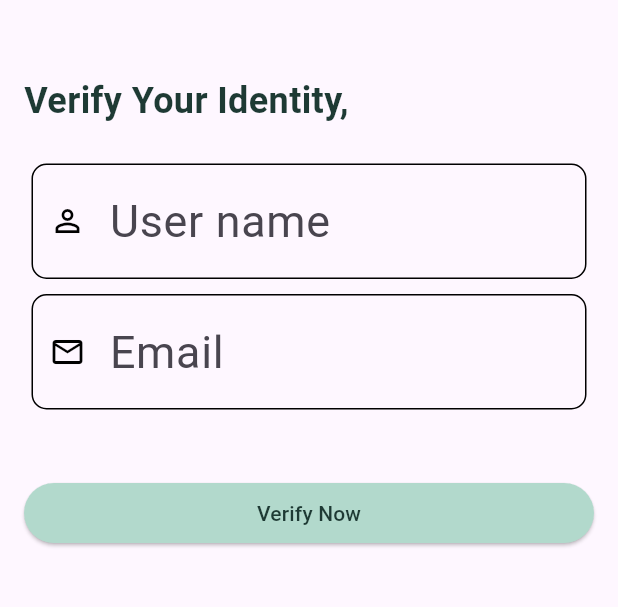
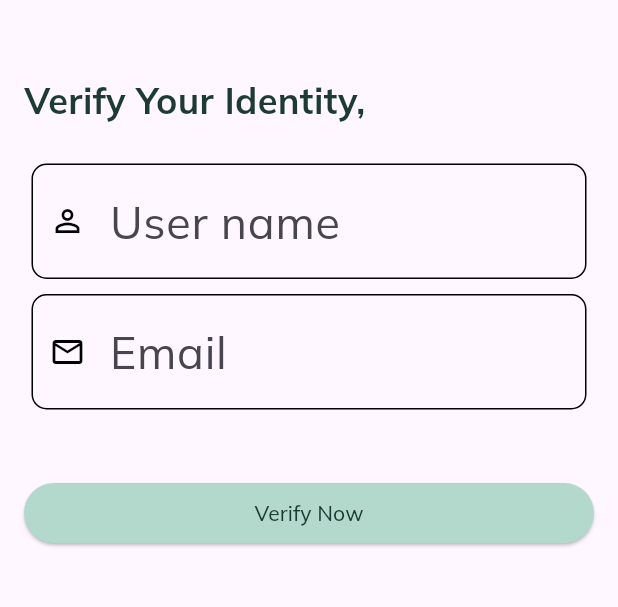
Before and after one commit to SadakatulShakil/EMS-System, a Flutter app: the screen it shows after launch, after a tap on "Create Now", on a phone screen of 412 x 824 dp, the part 369-976 px from its top. Run offline on Flutter 3.47's test engine with Material 3 defaults, Android fonts, the phone set to English and light mode, and no system bars; our stand-ins replace fl_chart, geolocator, get, google_fonts, google_nav_bar, image_picker and 5 more; missing offline and left inert: network_info_plus; accounts and stored records are empty; network calls fail.

Commit message:
all updated need to some changees

```diff
--- a/lib/providers/leave_history_provider.dart
+++ b/lib/providers/leave_history_provider.dart
@@ -1,6 +1,5 @@
 import 'dart:convert';
 
-import 'package:employe_management_system/Model/attendance_history.dart';
 import 'package:employe_management_system/Model/leave_history.dart';
 import 'package:flutter/foundation.dart';
 import 'package:flutter/material.dart';
--- a/lib/providers/leave_provider.dart
+++ b/lib/providers/leave_provider.dart
@@ -1,12 +1,12 @@
 import 'dart:convert';
+
 import 'package:employe_management_system/Model/leave_apply_model.dart';
-import 'package:http/http.dart' as http;
-import 'package:get/get.dart';
 import 'package:employe_management_system/utill/app_constant.dart';
 import 'package:flutter/foundation.dart';
 import 'package:flutter/material.dart';
+import 'package:get/get.dart';
+import 'package:http/http.dart' as http;
 import 'package:shared_preferences/shared_preferences.dart';
-import 'package:http/http.dart' as http;
 
 import '../Model/leave_types_model.dart';
 
--- a/lib/screen/Leave/leave_screen.dart
+++ b/lib/screen/Leave/leave_screen.dart
@@ -11,7 +11,7 @@ import 'alert_widget/alertWidget.dart';
 import 'package:provider/provider.dart';
 import 'package:get/get.dart';
 import 'package:loading_animation_widget/loading_animation_widget.dart';
-
+import 'package:google_fonts/google_fonts.dart';
 class LeaveScreen extends StatefulWidget {
   bool backExits;
 
@@ -308,7 +308,7 @@ class _LeaveScreenState extends State<LeaveScreen> {
                     radius: 7,
                     backgroundColor: Colors.red,
                     child: Text('0', // need a consumer for cart data
-                        style: TextStyle(
+                        style: GoogleFonts.mulish(
                           color: Colors.white,
                           fontSize: Dimensions.fontSizeExtraSmall,
                         )),
--- a/lib/screen/Profile/widget/attendance_history.dart
+++ b/lib/screen/Profile/widget/attendance_history.dart
@@ -2,10 +2,11 @@ import 'package:employe_management_system/Model/attendance_history.dart';
 import 'package:employe_management_system/providers/attendance_history_provider.dart';
 import 'package:flutter/foundation.dart';
 import 'package:flutter/material.dart';
+import 'package:google_fonts/google_fonts.dart';
+import 'package:intl/intl.dart';
 import 'package:loading_animation_widget/loading_animation_widget.dart';
 import 'package:provider/provider.dart';
 import 'package:shared_preferences/shared_preferences.dart';
-import 'package:intl/intl.dart';
 class AttendanceHistoryPage extends StatefulWidget {
   @override
   _AttendanceHistoryPageState createState() => _AttendanceHistoryPageState();
@@ -103,7 +104,7 @@ class _AttendanceHistoryPageState extends State<AttendanceHistoryPage> {
                       ),
                       child: Padding(
                         padding: const EdgeInsets.all(5.0),
-                        child: Text('Late Entry', style: TextStyle(color: Colors.white, fontSize: 12),),
+                        child: Text('Late Entry', style: GoogleFonts.mulish(color: Colors.white, fontSize: 12),),
                       )): Text('On time'),
                   onTap: () {
                     // Handle tapping on a record if needed
--- a/lib/screen/Profile/widget/stopwatch.dart
+++ b/lib/screen/Profile/widget/stopwatch.dart
@@ -1,5 +1,6 @@
 import 'package:flutter/material.dart';
 import 'package:google_fonts/google_fonts.dart';
+
 import '../../../utill/stored_images.dart';
 
 class StopwatchPage extends StatefulWidget {
@@ -55,7 +56,7 @@ class _StopwatchPageState extends State<StopwatchPage> {
                             Text('Astronist Shakil', style: GoogleFonts.mulish(color: Colors.white,
                                 fontSize: 20 / MediaQuery.textScaleFactorOf(context), fontWeight: FontWeight.w600),maxLines: 1,overflow: TextOverflow.ellipsis,),
                             SizedBox(height: 10,),
-                            Text('Senior Software Engineer', style: TextStyle(
+                            Text('Senior Software Engineer', style: GoogleFonts.mulish(
                                 fontSize: 16 / MediaQuery.textScaleFactorOf(context), color: Colors.white),),
                           ],
                         ),
--- a/lib/screen/login/login_screen.dart
+++ b/lib/screen/login/login_screen.dart
@@ -3,6 +3,7 @@ import 'package:employe_management_system/screen/login/widget/text_from_field.da
 import 'package:flutter/foundation.dart';
 import 'package:flutter/material.dart';
 import 'package:get/get.dart';
+import 'package:google_fonts/google_fonts.dart';
 import 'package:loading_animation_widget/loading_animation_widget.dart';
 import 'package:permission_handler/permission_handler.dart';
 import 'package:provider/provider.dart';
@@ -11,7 +12,6 @@ import 'package:shared_preferences/shared_preferences.dart';
 import '../../providers/auth_provider.dart';
 import '../../utill/color_resources.dart';
 import '../home/dashboard_screen.dart';
-
 class LoginScreen extends StatefulWidget {
   @override
   _LoginScreenState createState() => _LoginScreenState();
@@ -145,7 +145,7 @@ class _LoginScreenState extends State<LoginScreen> {
                       alignment: Alignment.center,
                       child: Text(
                         'Hey, Welcome!',
-                        style: TextStyle(
+                        style: GoogleFonts.mulish(
                           fontSize: 24 /
                               MediaQuery.textScaleFactorOf(context),
                           fontWeight: FontWeight.bold,
@@ -197,7 +197,7 @@ class _LoginScreenState extends State<LoginScreen> {
                         ),
                         child: Text(
                           'Continue',
-                          style: TextStyle(
+                          style: GoogleFonts.mulish(
                             color: Colors.white,
                             fontSize: 16 /
                                 MediaQuery.textScaleFactorOf(context),
@@ -217,7 +217,7 @@ class _LoginScreenState extends State<LoginScreen> {
                             ),
                           );
                         },
-                          child: Text('Create Now', style: TextStyle(color: accent, fontWeight: FontWeight.bold),))
+                          child: Text('Create Now', style: GoogleFonts.mulish(color: accent, fontWeight: FontWeight.bold),))
                     ],)
                   ],
                 ),
--- a/lib/screen/login/widget/email_verify_widget.dart
+++ b/lib/screen/login/widget/email_verify_widget.dart
@@ -6,7 +6,7 @@ import 'package:provider/provider.dart';
 
 import '../../../providers/auth_provider.dart';
 import '../../../utill/color_resources.dart';
-
+import 'package:google_fonts/google_fonts.dart';
 class EmailVerifyPage extends StatefulWidget {
   @override
   _EmailVerifyPageState createState() => _EmailVerifyPageState();
@@ -36,7 +36,7 @@ class _EmailVerifyPageState extends State<EmailVerifyPage> {
               SizedBox(height: 50,),
               Text(
                 'Verify Your Identity,',
-                style: TextStyle(
+                style: GoogleFonts.mulish(
                     fontSize: 24,
                     fontWeight: FontWeight.bold,
                     color: primaryColor),
@@ -76,7 +76,7 @@ class _EmailVerifyPageState extends State<EmailVerifyPage> {
                 style: ElevatedButton.styleFrom(
                   primary: accentLight, // Set the background color here
                 ),
-                child: Text('Verify Now', style: TextStyle(color: primaryColor)),
+                child: Text('Verify Now', style: GoogleFonts.mulish(color: primaryColor)),
               ),
             ],
           ),
--- a/lib/screen/login/widget/text_from_field.dart
+++ b/lib/screen/login/widget/text_from_field.dart
@@ -1,8 +1,5 @@
 import 'package:flutter/material.dart';
-import 'package:flutter/services.dart';
-
-import '../../../utill/color_resources.dart';
-
+import 'package:google_fonts/google_fonts.dart';
 class GetTextFormField extends StatefulWidget {
   TextEditingController? controller;
   FocusNode? node;
@@ -38,7 +35,7 @@ class _GetTextFormFieldState extends State<GetTextFormField> {
     return Padding(
       padding: const EdgeInsets.all(5.0),
       child: TextFormField(
-        style: TextStyle(fontSize: 16 / MediaQuery.textScaleFactorOf(context)/devicePixelRatio*2.8),
+        style: GoogleFonts.mulish(fontSize: 16 / MediaQuery.textScaleFactorOf(context)/devicePixelRatio*2.8),
         controller: widget.controller,
         focusNode: widget.node,
         obscureText: widget.isObscureText,
@@ -91,7 +88,7 @@ class _GetTextFormFieldState extends State<GetTextFormField> {
               },
             ),
           ),
-          labelStyle: TextStyle(color: Colors.black),
+          labelStyle: GoogleFonts.mulish(color: Colors.black),
           enabledBorder: OutlineInputBorder(
             borderRadius: BorderRadius.all(Radius.circular(10.0)),
             borderSide: BorderSide(color: Colors.black),
--- a/lib/screen/report/widget/indicator.dart
+++ b/lib/screen/report/widget/indicator.dart
@@ -1,5 +1,5 @@
 import 'package:flutter/material.dart';
-
+import 'package:google_fonts/google_fonts.dart';
 class Indicator extends StatelessWidget {
   const Indicator({
     super.key,
@@ -32,7 +32,7 @@ class Indicator extends StatelessWidget {
         ),
         Text(
           text,
-          style: TextStyle(
+          style: GoogleFonts.mulish(
             fontSize: 16,
             fontWeight: FontWeight.bold,
             letterSpacing: 2,
--- a/lib/utill/color_resources.dart
+++ b/lib/utill/color_resources.dart
@@ -1,5 +1,4 @@
 import 'package:flutter/material.dart';
-import 'package:flutter/cupertino.dart';
 
 
 Color primaryBackground = Color(0xFFF0FAF6);
--- a/lib/utill/dimensions.dart
+++ b/lib/utill/dimensions.dart
@@ -1,4 +1,4 @@
-import 'package:flutter/material.dart';
+
 
 class Dimensions {
   static double fontSizeExtraSmall = 10.0;
```
Also changed, not shown: lib/providers/attendence_provider.dart (+3 -6 lines), lib/screen/Profile/profile_screen.dart (+9 -9 lines), lib/screen/Profile/update_profile.dart (+5 -5 lines), lib/screen/Profile/widget/leave_applications.dart (+5 -5 lines), lib/screen/Profile/widget/leave_history.dart (+18 -2 lines), lib/screen/home/home_screen.dart (+13 -13 lines), lib/screen/login/widget/register_widget.dart.dart (+6 -12 lines).
